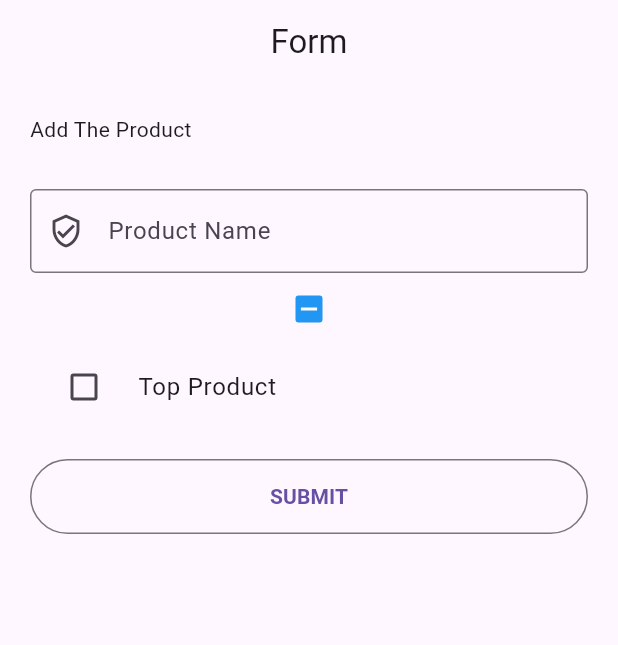
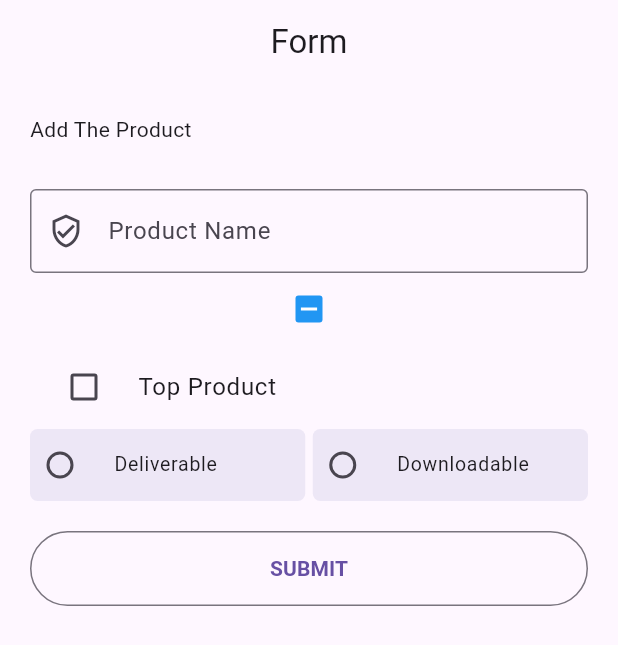
Before and after one commit to yudamuliawan07/fluter, a Flutter app: the screen it shows after launch, on a phone screen of 412 x 824 dp. Shown: the top 645 px of the screen. Run offline on Flutter 3.47's test engine with Material 3 defaults, Android fonts, the phone set to English and light mode, and no system bars.

Commit message:
Radio Button

```diff
--- a/firstproject/lib/form.dart
+++ b/firstproject/lib/form.dart
@@ -1,5 +1,8 @@
 import 'package:firstproject/detail.dart';
+import 'package:firstproject/widget/my_radio.dart';
 import 'package:flutter/material.dart';
+
+
 
 class MyForm extends StatefulWidget {
   const MyForm({super.key});
@@ -11,7 +14,10 @@ class MyForm extends StatefulWidget {
 class _MyFormState extends State<MyForm> {
   final _productController = TextEditingController();
 
-  bool? _checkBox, _listilecheckbox = false;
+  bool? _checkBox,
+      _listilecheckbox = false;
+
+  ProductTypeEnum? _productTypeEnum;
 
   @override
   void dispose() {
@@ -62,6 +68,31 @@ class _MyFormState extends State<MyForm> {
               },
               controlAffinity: ListTileControlAffinity.leading,
             ),
+
+            Row(
+              children: [
+                MyRadio(title: ProductTypeEnum.Deliverable.name,
+                    value: ProductTypeEnum.Deliverable,
+                    selectedProductType: _productTypeEnum,
+                    onChanged: (val) {
+                      setState(() {
+                        _productTypeEnum = val;
+                      });
+                    }),
+                SizedBox(width: 5.0,),
+                MyRadio(title: ProductTypeEnum.Downloadable.name,
+                    value: ProductTypeEnum.Downloadable,
+                    selectedProductType: _productTypeEnum,
+                    onChanged: (val) {
+                      setState(() {
+                        _productTypeEnum = val;
+                      });
+                    }),
+
+              ],
+            ),
+
+
             SizedBox(
               height: 20.0,
             ),
--- /dev/null
+++ b/firstproject/lib/widget/my_radio.dart
@@ -0,0 +1,37 @@
+import 'package:flutter/material.dart';
+
+import '../form.dart';
+enum  ProductTypeEnum { Downloadable, Deliverable }
+
+
+class MyRadio extends StatelessWidget {
+  MyRadio({Key? key,
+    required this.title,
+    required this.value,
+    required this.selectedProductType,
+    required this.onChanged,
+  }) : super(key: key);
+
+  String title;
+  ProductTypeEnum value;
+  ProductTypeEnum? selectedProductType;
+  Function(ProductTypeEnum?)? onChanged;
+
+  @override
+  Widget build(BuildContext context) {
+    return Expanded(
+      child: RadioListTile<ProductTypeEnum>(
+          contentPadding: const EdgeInsets.all(0.0),
+          value: value,
+          shape: RoundedRectangleBorder(
+              borderRadius: BorderRadius.circular(5.0)
+          ),
+          groupValue: selectedProductType,
+          dense:  true,
+          tileColor: Colors.deepPurple.shade50,
+
+          title: Text(title),
+          onChanged: onChanged),
+    );
+  }
+}
```
Lines whose indentation alone changed are shown as unchanged.
